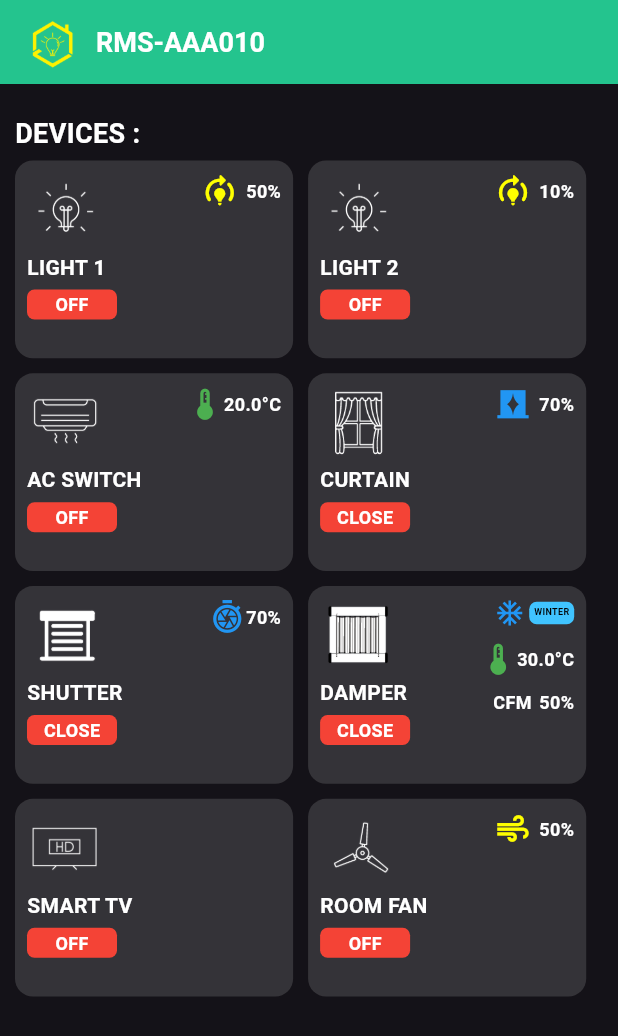
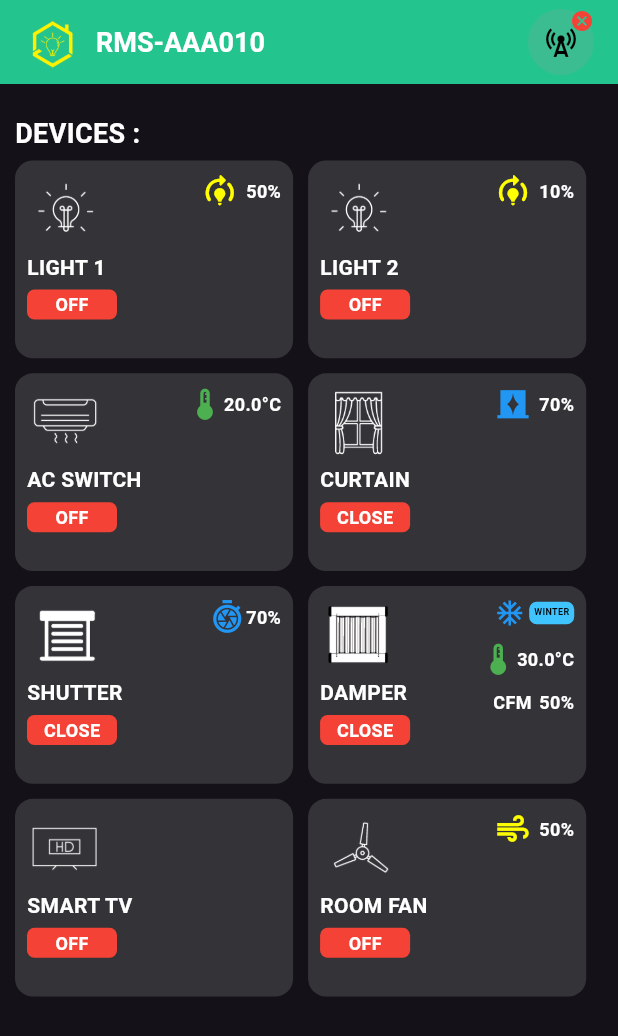
Before and after one commit to CodeWithAmmar1/bita-backup, a Flutter app: the RmsMainScreen screen opened directly, on a phone screen of 412 x 824 dp. Shown: the top 1036 px of the screen. Run offline on Flutter 3.47's test engine with Material 3 defaults, Android fonts, the phone set to English and light mode, and no system bars; our stand-ins replace animated_toggle_switch, awesome_notifications, badges, cloud_firestore, country_picker, firebase_auth and 8 more; missing offline and left inert: flutter_flip_card, gauge_indicator, load_switch, mobile_scanner, mqtt_client, wifi_iot; accounts and stored records are empty; Roboto replaces fonts that are missing (Roboto-Regular).

Commit message:
update RMS

```diff
--- a/lib/Views/DX_master/main_screen_DX_master.dart
+++ b/lib/Views/DX_master/main_screen_DX_master.dart
@@ -380,7 +380,7 @@ class _MainScreenDxMasterState extends State<MainScreenDxMaster> {
                                                                     .dmStatusA
                                                                     .value ==
                                                                 2
-                                                            ? 'On'.tr
+                                                            ? 'on'.tr
                                                             : _mqttController
                                                                         .dmStatusA
                                                                         .value ==
@@ -449,7 +449,7 @@ class _MainScreenDxMasterState extends State<MainScreenDxMaster> {
                                                                     .dmStatusB
                                                                     .value ==
                                                                 2
-                                                            ? 'On'.tr
+                                                            ? 'on'.tr
                                                             : _mqttController
                                                                         .dmStatusB
                                                                         .value ==
--- a/lib/Views/Device/device.dart
+++ b/lib/Views/Device/device.dart
@@ -1,5 +1,6 @@
 import 'package:flutter/material.dart';
 import 'package:get/get.dart';
+import 'package:testappbita/Views/DX_master/main_screen_DX_master.dart';
 import 'package:testappbita/Views/Device/customWidget/am1Card.dart';
 import 'package:testappbita/Views/Device/customWidget/am2444Card.dart';
 import 'package:testappbita/Views/Device/customWidget/am2Card.dart';
--- a/lib/Views/rms/rms_main_screen.dart
+++ b/lib/Views/rms/rms_main_screen.dart
@@ -1,7 +1,7 @@
 import 'dart:async';
-
 import 'package:flutter/material.dart';
 import 'package:get/get.dart';
+import 'package:testappbita/Views/Device/device.dart';
 import 'package:testappbita/Views/rms/config_page/config_page.dart';
 import 'package:testappbita/Views/rms/config_page_slider/config_page_slider.dart';
 import 'package:testappbita/Views/rms/damper/damperPage.dart';
@@ -27,6 +27,7 @@ class RmsMainScreen extends StatefulWidget {
 late String deviceName;
 late String deviceid;
 Timer? publishTimer;
+final MqttController _mqttController = Get.find<MqttController>();
 
 class _RmsMainScreenState extends State<RmsMainScreen> {
   @override
@@ -49,7 +50,11 @@ class _RmsMainScreenState extends State<RmsMainScreen> {
   @override
   Widget build(BuildContext context) {
     return Scaffold(
-      appBar: AppBar(
+      appBar: PreferredSize(
+           preferredSize: Size.fromHeight(kToolbarHeight),
+        child: Obx(
+          ()=> AppBar(
+
             automaticallyImplyLeading: false,
             backgroundColor: ThemeColor().actual,
             title: Row(
@@ -63,6 +68,32 @@ class _RmsMainScreenState extends State<RmsMainScreen> {
                     style: TextStyle(color: Colors.white, fontSize: 18),
                   ),
                 ),
+                _mqttController.deviceConnections[deviceid] ?? false
+                    ? CustomIconButton(
+                        nextcolor: Colors.blue.shade800,
+                        backgroundcolor1: Colors.grey.withOpacity(0.2),
+                        color: Colors.red,
+                        icon: Icons.cell_tower,
+                        onPressed: () {},
+                      )
+                    : Stack(
+                        alignment: Alignment.center,
+                        children: [
+                          CustomIconButton(
+                            nextcolor: Colors.black,
+                            backgroundcolor1: Colors.yellow.withOpacity(0.7),
+                            color: Colors.black,
+                            icon: Icons.cell_tower,
+                            onPressed: () {},
+                          ),
+                          Positioned(
+                            right: 0,
+                            top: 0,
+                            child:
+                                Icon(Icons.cancel, size: 16, color: Colors.red),
+                          ),
+                        ],
+                      ),
               ],
             ),
             centerTitle: true,
@@ -75,6 +106,8 @@ class _RmsMainScreenState extends State<RmsMainScreen> {
             //   ),
             //   const SizedBox(width: 12),
             // ],
+          ),
+        ),
       ),
       body: SingleChildScrollView(
         child: Padding(
--- a/lib/Views/rms/widgets/ac_switch.dart
+++ b/lib/Views/rms/widgets/ac_switch.dart
@@ -81,7 +81,7 @@ class _AcSwitchState extends State<AcSwitch> {
                       Center(
                         child: Obx(
                           () => Text(
-                            "${widget.brightness.value}°C",
+                            "${widget.brightness.value.toStringAsFixed(1)}°C",
                             style: TextStyle(
                               fontSize: 12,
                               color:
```
Also changed, not shown: lib/Views/DX_master/setting/circuit_b_user/circuit_b.dart (+24 -23 lines), lib/Views/DX_master/user_setting/circuit_a_user/circuit_a_user.dart (+23 -24 lines), 4 other files. Lines whose indentation alone changed are shown as unchanged.
